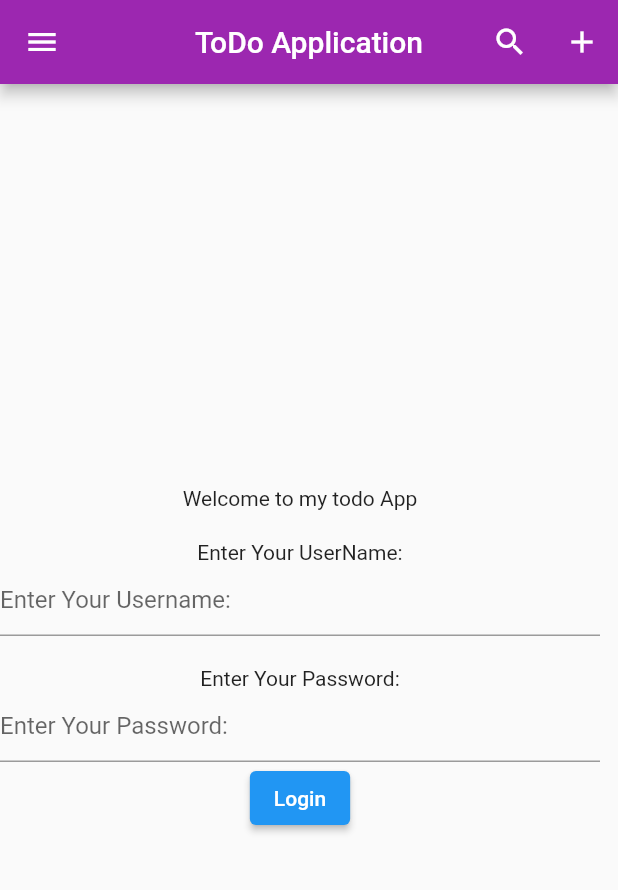
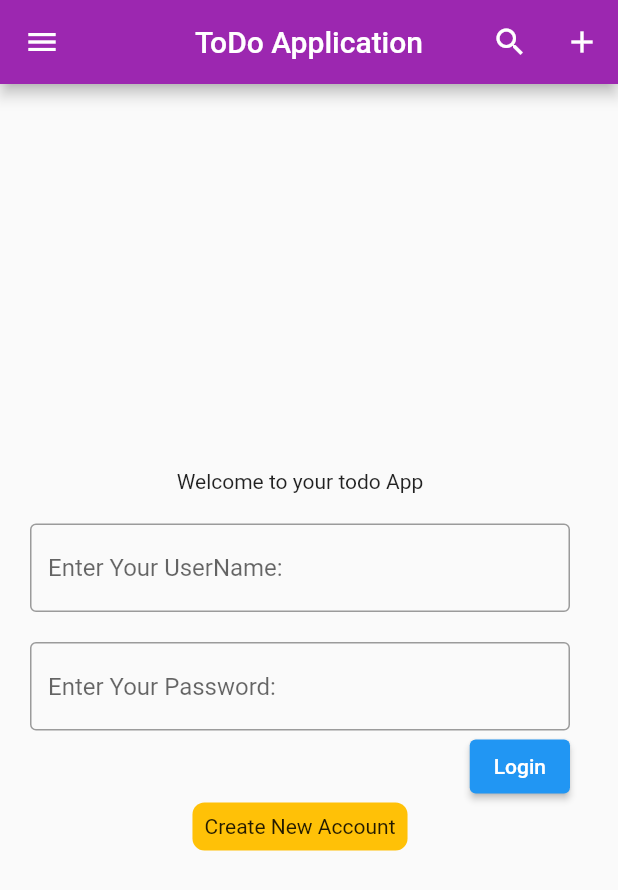
Before and after one commit to ghajavarestani/todo, a Flutter app: the screen it shows after launch, on a phone screen of 412 x 824 dp. Shown: the top 890 px of the screen. Run offline on Flutter 3.47's test engine with Material 2 defaults, Android fonts, the phone set to English and light mode, and no system bars.

Commit message:
end film 39th va shoroe film 40th

```diff
--- a/lib/home_page.dart
+++ b/lib/home_page.dart
@@ -79,31 +79,68 @@ class _HomePageState extends State<HomePage> {
           crossAxisAlignment: CrossAxisAlignment.center,
           //crossAxisAlignment: CrossAxisAlignment.end,
           children: [
-            Text('Welcome to my todo App'),
+            Text('Welcome to your todo App'),
             Container(
               child:
-              Text('Enter Your UserName:'),
+              TextField(
+                decoration: InputDecoration(
+                    hintText: 'Enter Your UserName:',
+                    border: OutlineInputBorder()
+                ),
+              ),
               //color: Colors.purple,
               margin: EdgeInsets.only(left: 20,right: 20,top: 20),
             ),
 
-            TextField(
-              decoration: InputDecoration(
-                hintText: 'Enter Your Username:'
+            // TextField(
+            //   decoration: InputDecoration(
+            //     hintText: 'Enter Your Username:'
+            //   ),
+            // ),
+            Container(
+              child:
+              TextField(
+                decoration: InputDecoration(
+                    hintText: 'Enter Your Password:',
+                  border: OutlineInputBorder()
+                ),
+              ),
+              margin: EdgeInsets.only(left: 20,right: 20,top: 20),
+            ),
+
+            // TextField(
+            //   decoration: InputDecoration(
+            //     hintText: 'Enter Your Password:'
+            //   ),
+            // ),
+            Container(
+              margin: EdgeInsets.only(right: 20),
+              child:
+              Row(
+                mainAxisAlignment: MainAxisAlignment.end,
+                children: [
+                  ElevatedButton(onPressed: (){}, child: Text('Login'))
+                ],
               ),
             ),
             Container(
+              decoration: BoxDecoration(
+                color: Colors.amber,
+                borderRadius: BorderRadius.all(Radius.circular(8))
+              ),
+              padding: EdgeInsets.all(8),
+              // color: Colors.amber,
               child:
-              Text('Enter Your Password:'),
-              margin: EdgeInsets.only(left: 20,right: 20,top: 20),
-            ),
-
-            TextField(
-              decoration: InputDecoration(
-                hintText: 'Enter Your Password:'
-              ),
-            ),
-            ElevatedButton(onPressed: (){}, child: Text('Login'))
+              Text('Create New Account'),
+            )
+            //end film 39th va shoroe film 40th
+            // Row(
+            //   mainAxisAlignment: MainAxisAlignment.end,
+            //   children: [
+            //     ElevatedButton(onPressed: (){}, child: Text('Login'))
+            //   ],
+            // )
+            // ElevatedButton(onPressed: (){}, child: Text('Login'))
             // Row(
             //   mainAxisAlignment: MainAxisAlignment.spaceBetween,
             //   children: [
```
